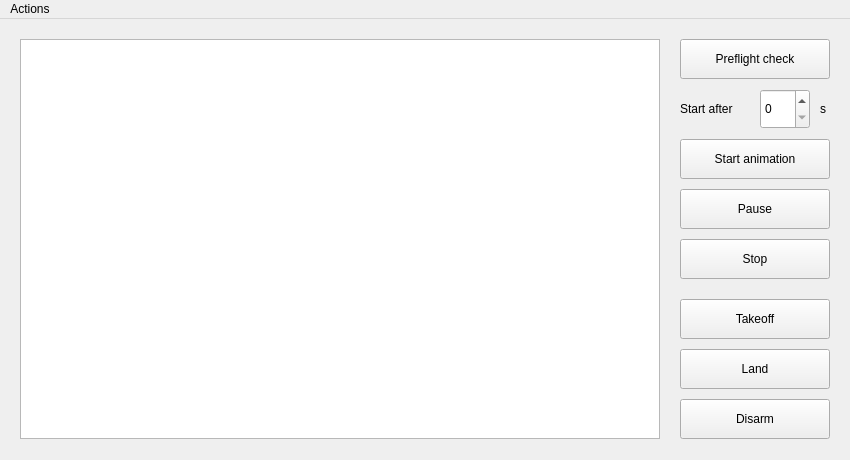
Old version of the form Server/server_gui.ui in the repository CopterExpress/clever-show.
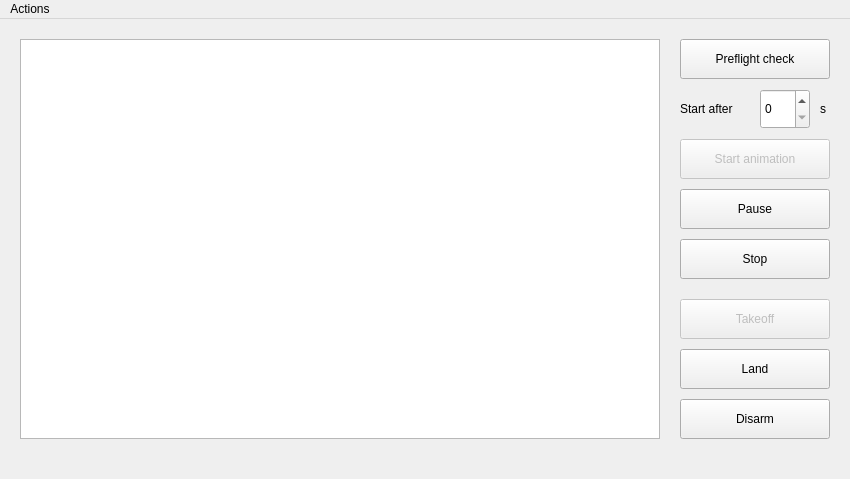
New version of the form.

Commit message: Added proper objects names

What changed in the file:
```diff
--- a/Server/server_gui.ui
+++ b/Server/server_gui.ui
@@ -7,7 +7,7 @@
     <x>0</x>
     <y>0</y>
     <width>850</width>
-    <height>460</height>
+    <height>479</height>
    </rect>
   </property>
   <property name="windowTitle">
@@ -27,7 +27,10 @@
      <string>Preflight check</string>
     </property>
    </widget>
-   <widget class="QPushButton" name="pushButton_2">
+   <widget class="QPushButton" name="start_button">
+    <property name="enabled">
+     <bool>false</bool>
+    </property>
     <property name="geometry">
      <rect>
       <x>680</x>
@@ -39,6 +42,9 @@
     <property name="text">
      <string>Start animation</string>
     </property>
+    <property name="flat">
+     <bool>false</bool>
+    </property>
    </widget>
    <widget class="QSpinBox" name="spinBox">
     <property name="geometry">
@@ -76,7 +82,10 @@
      <string>Stop</string>
     </property>
    </widget>
-   <widget class="QPushButton" name="pushButton_5">
+   <widget class="QPushButton" name="takeoff_button">
+    <property name="enabled">
+     <bool>false</bool>
+    </property>
     <property name="geometry">
      <rect>
       <x>680</x>
```
Left out of the diff: 26 changed lines with no effect on the pictures. The commit also changes 1 other file.
